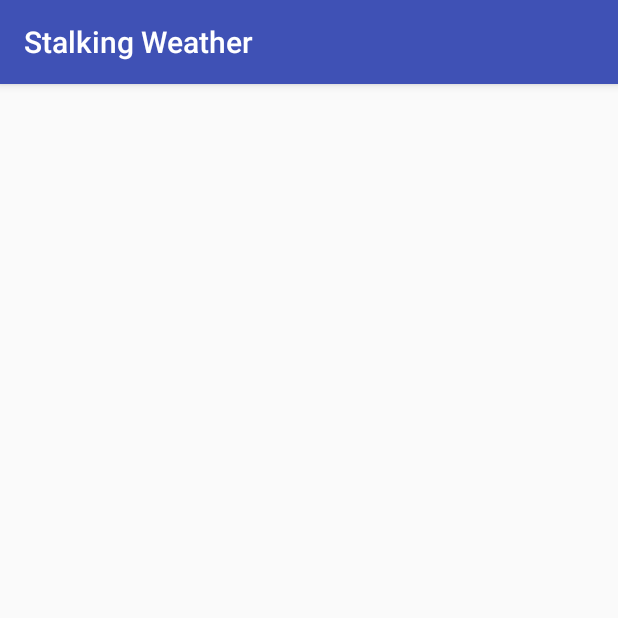
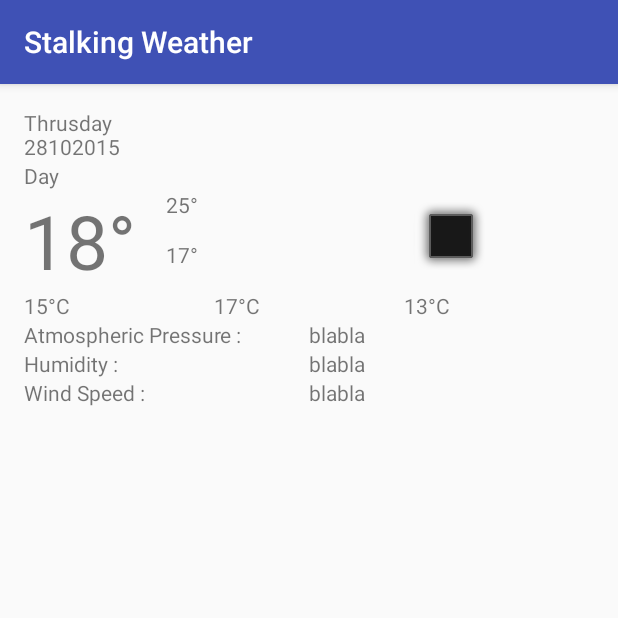
Before and after one commit to stef-ang/StalkingWeather, an Android app: the DetailActivity screen opened directly, with no data from a screen before it, on a phone screen of 412 x 824 dp, the top half of it. Run offline under Robolectric (Android 15) with nearby library versions, the phone set to English and light mode, and no system bars.

Commit message:
detail layout

```diff
--- a/app/src/main/res/layout/activity_detail.xml
+++ b/app/src/main/res/layout/activity_detail.xml
@@ -1,5 +1,5 @@
 <?xml version="1.0" encoding="utf-8"?>
-<RelativeLayout xmlns:android="http://schemas.android.com/apk/res/android"
+<LinearLayout xmlns:android="http://schemas.android.com/apk/res/android"
     xmlns:tools="http://schemas.android.com/tools"
     android:layout_width="match_parent"
     android:layout_height="match_parent"
@@ -7,6 +7,126 @@
     android:paddingLeft="@dimen/activity_horizontal_margin"
     android:paddingRight="@dimen/activity_horizontal_margin"
     android:paddingTop="@dimen/activity_vertical_margin"
-    tools:context="com.stef_developer.stalkingweather.activities.DetailActivity">
+    tools:context="com.stef_developer.stalkingweather.activities.DetailActivity"
+    android:orientation="vertical">
+    <TextView
+        android:id="@+id/tv_tanggal"
+        android:layout_width="match_parent"
+        android:layout_height="wrap_content"
+        android:text="Thrusday\n28\10\2015"/>
+    <TextView
+        android:id="@+id/tv_weather"
+        android:layout_width="match_parent"
+        android:layout_height="wrap_content"
+        android:text="Day"/>
+    <LinearLayout
+        android:layout_width="match_parent"
+        android:layout_height="wrap_content"
+        android:orientation="horizontal">
+        <TextView
+            android:id="@+id/tv_suhu"
+            android:layout_width="0dp"
+            android:layout_height="wrap_content"
+            android:layout_weight="1"
+            android:text="18°"
+            android:textSize="50dp"/>
+        <LinearLayout
+            android:layout_width="0dp"
+            android:layout_height="match_parent"
+            android:layout_weight="1"
+            android:orientation="vertical">
+            <TextView
+                android:id="@+id/tv_suhumax"
+                android:layout_width="match_parent"
+                android:layout_height="0dp"
+                android:layout_weight="1"
+                android:text="25°"/>
+            <TextView
+                android:id="@+id/tv_suhumin"
+                android:layout_width="match_parent"
+                android:layout_height="0dp"
+                android:layout_weight="1"
+                android:text="17°"/>
+        </LinearLayout>
+        <ImageView
+            android:layout_width="0dp"
+            android:layout_height="wrap_content"
+            android:layout_weight="2"
+            android:layout_gravity="center"
+            android:src="@android:drawable/alert_dark_frame"/>
 
-</RelativeLayout>
+    </LinearLayout>
+    <LinearLayout
+        android:layout_width="match_parent"
+        android:layout_height="wrap_content"
+        android:orientation="horizontal">
+        <TextView
+            android:id="@+id/tv_pagi"
+            android:layout_width="0dp"
+            android:layout_height="wrap_content"
+            android:layout_weight="1"
+            android:text="15°C"/>
+        <TextView
+            android:id="@+id/tv_siang"
+            android:layout_width="0dp"
+            android:layout_height="wrap_content"
+            android:layout_weight="1"
+            android:text="17°C"/>
+        <TextView
+            android:id="@+id/tv_malam"
+            android:layout_width="0dp"
+            android:layout_height="wrap_content"
+            android:layout_weight="1"
+            android:text="13°C"/>
+
+    </LinearLayout>
+    <LinearLayout
+        android:layout_width="match_parent"
+        android:layout_height="wrap_content"
+        android:orientation="horizontal">
+        <TextView
+            android:layout_width="0dp"
+            android:layout_weight="1"
+            android:layout_height="wrap_content"
+            android:text="Atmospheric Pressure : "/>
+        <TextView
+            android:id="@+id/tv_apres"
+            android:layout_width="0dp"
+            android:layout_weight="1"
+            android:layout_height="wrap_content"
+            android:text="blabla"/>
+    </LinearLayout>
+    <LinearLayout
+        android:layout_width="match_parent"
+        android:layout_height="wrap_content"
+        android:orientation="horizontal">
+        <TextView
+            android:layout_width="0dp"
+            android:layout_weight="1"
+            android:layout_height="wrap_content"
+            android:text="Humidity :"/>
+        <TextView
+            android:id="@+id/tv_humidity"
+            android:layout_width="0dp"
+            android:layout_weight="1"
+            android:layout_height="wrap_content"
+            android:text="blabla"/>
+    </LinearLayout>
+    <LinearLayout
+        android:layout_width="match_parent"
+        android:layout_height="wrap_content"
+        android:orientation="horizontal">
+        <TextView
+            android:layout_width="0dp"
+            android:layout_weight="1"
+            android:layout_height="wrap_content"
+            android:text="Wind Speed :"/>
+        <TextView
+            android:id="@+id/tv_wspeed"
+            android:layout_width="0dp"
+            android:layout_weight="1"
+            android:layout_height="wrap_content"
+            android:text="blabla"/>
+    </LinearLayout>
+
+</LinearLayout>
```
